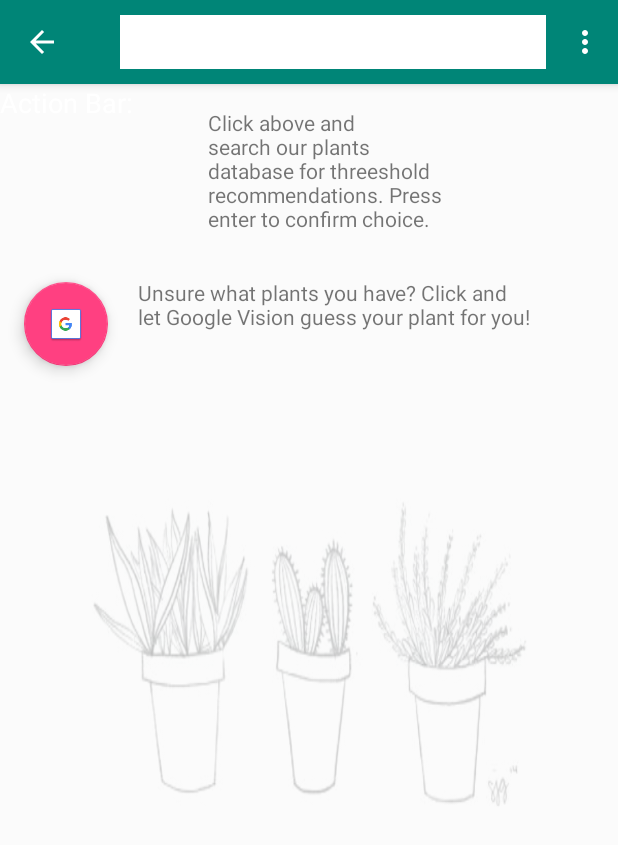
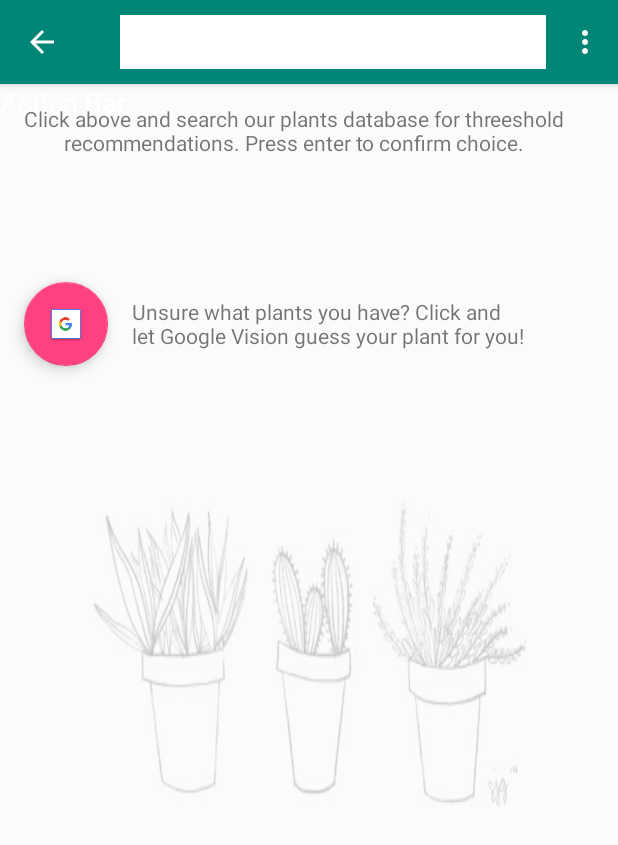
Before and after one commit to MattYu/EasyPlants, an Android app: the VisionActivity screen opened directly, with no data from a screen before it, after a tap on "Search", on a phone screen of 412 x 824 dp. Shown: the top 845 px of the screen. Run offline under Robolectric (Android 15) with nearby library versions, the phone set to English and light mode, and no system bars; our stand-ins replace Firebase (no records; nobody signed in at launch, a user with empty details on screens opened directly); libraries missing offline, so code that uses them is left out: com.google.api.client, com.google.api.services.

Commit message:
Fixing the plant search UI

```diff
--- a/EasyPlantsApp/app/src/main/res/layout/activity_vision.xml
+++ b/EasyPlantsApp/app/src/main/res/layout/activity_vision.xml
@@ -22,10 +22,8 @@
         android:id="@+id/include"
         layout="@layout/content_main"
         android:layout_width="294dp"
-        android:layout_height="432dp"
-        android:layout_marginStart="4dp"
-        android:layout_marginLeft="4dp"
-        android:layout_marginTop="12dp"
+        android:layout_height="434dp"
+        android:layout_marginTop="68dp"
         app:layout_constraintStart_toEndOf="@+id/fab"
         app:layout_constraintTop_toBottomOf="@+id/textView" />
 
@@ -42,17 +40,12 @@
 
     <TextView
         android:id="@+id/textView"
-        android:layout_width="171dp"
-        android:layout_height="85dp"
-        android:layout_marginStart="102dp"
-        android:layout_marginLeft="102dp"
-        android:layout_marginTop="16dp"
-        android:layout_marginEnd="102dp"
-        android:layout_marginRight="102dp"
+        android:layout_width="392dp"
+        android:layout_height="54dp"
+        android:layout_marginTop="4dp"
+        android:gravity="center_vertical|center"
         android:text="Click above and search our plants database for threeshold recommendations. Press enter to confirm choice."
-        app:layout_constraintEnd_toEndOf="parent"
-        app:layout_constraintHorizontal_bias="1.0"
-        app:layout_constraintStart_toStartOf="parent"
-        app:layout_constraintTop_toTopOf="parent" />
+        app:layout_constraintTop_toTopOf="parent"
+        tools:layout_editor_absoluteX="0dp" />
 
 </android.support.constraint.ConstraintLayout>
```
